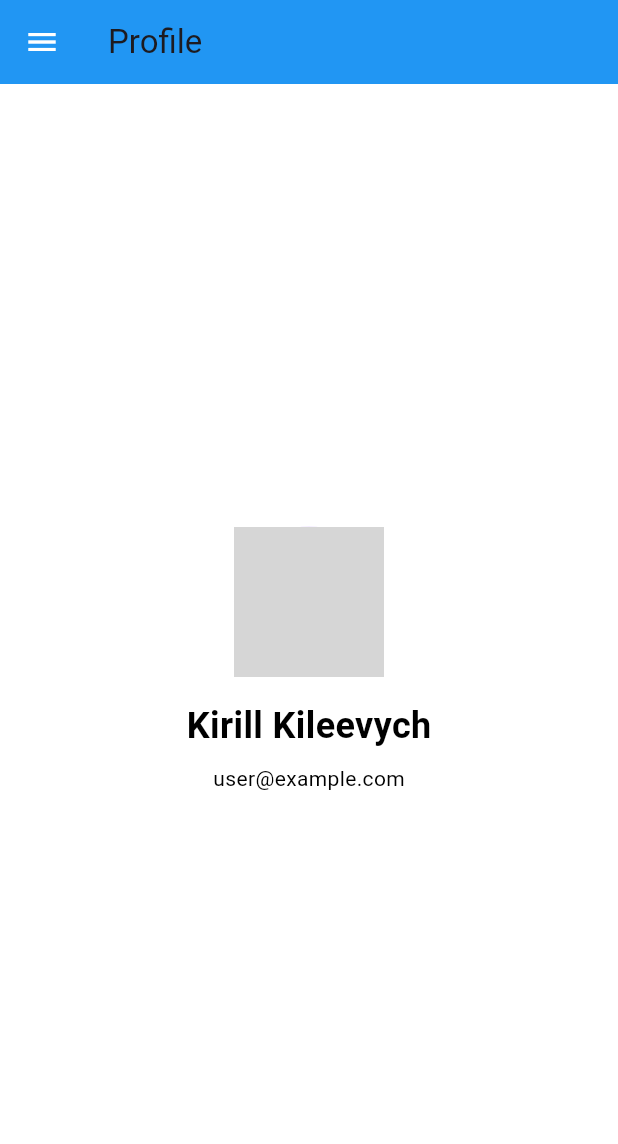
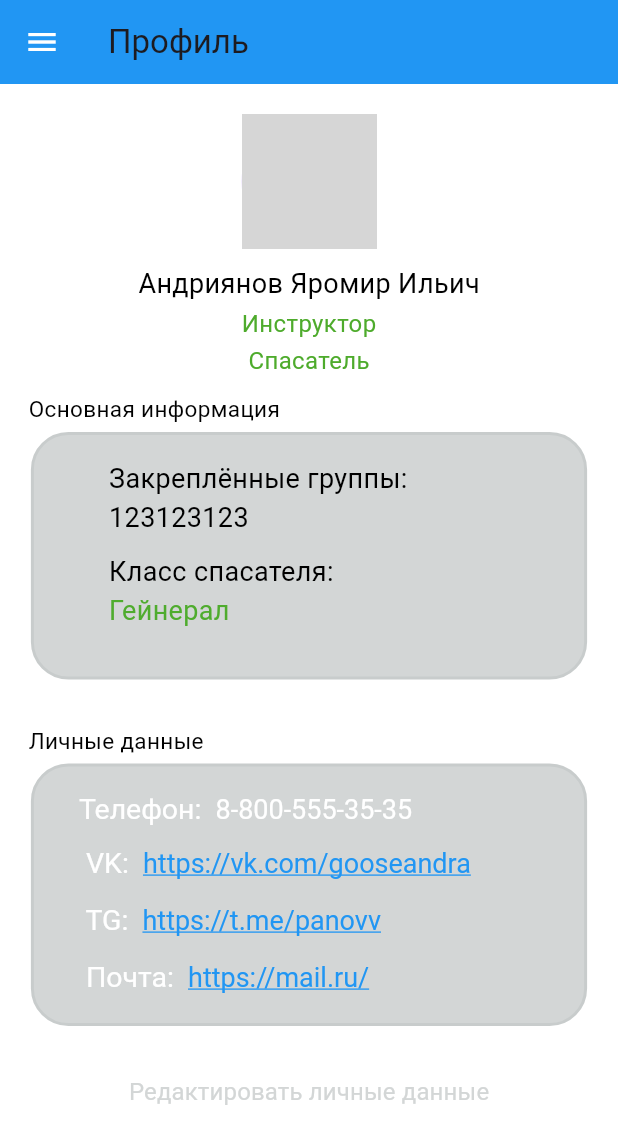
Before and after one commit to nakito-own/Lifeguard-app, a Flutter app: the ProfileScreen screen opened by its route, on a phone screen of 412 x 824 dp. Shown: the top 1144 px of the screen. Run offline on Flutter 3.47's test engine with Material 3 defaults, Android fonts, the phone set to English and light mode, and no system bars; our stand-ins replace shared_preferences; accounts and stored records are empty; network calls fail; grey boxes are pictures that could not be loaded.

Commit message:
pofile_screen.dart -- DONE

```diff
--- a/lib/screens/details_screen.dart
+++ b/lib/screens/details_screen.dart
@@ -3,6 +3,7 @@ import 'package:lifeguard/widgets/custom_button.dart';
 import 'package:lifeguard/widgets/custom_textfield.dart';
 import '../widgets/app_drawer.dart';
 import '../widgets/profile_info_widget.dart';
+import '../widgets/my_info.dart';
 
 class DetailsScreen extends StatelessWidget {
 
@@ -26,6 +27,9 @@ class DetailsScreen extends StatelessWidget {
             Text(arguments['title'], style: TextStyle(fontSize: 24, fontWeight: FontWeight.bold)),
             SizedBox(height: 16),
             Text(arguments['body']),
+            CustomButton(
+              buttonText: 'Добавить мероприятие', onPressed: () {},
+            ),
             CustomTextField(
             text: 'Логин',  onPressed: () {},
             ),
@@ -38,9 +42,11 @@ class DetailsScreen extends StatelessWidget {
             SizedBox(
               height: 10,
             ),
-            ProfileInfoWidget(text1: '123 132312',
-            text2: 'Генерал',
+            ProfileInfoWidget(GroupNumber: '123 132312',
+            Position: 'Генерал',
             ),
+            MyInfo(phone: '8-800-555-35-35', VK_Link: 'https://vk.com/gooseandra',
+                TG_Link: 'https://t.me/panovv', Mail_Link: 'https://e.mail.ru/inbox/')
           ],
         ),
       ),
--- a/lib/screens/pofile_screen.dart
+++ b/lib/screens/pofile_screen.dart
@@ -1,5 +1,11 @@
 import 'package:flutter/material.dart';
 import '../widgets/app_drawer.dart';
+import '../widgets/profile_header_widget.dart';
+import '../widgets/profile_info_widget.dart';
+import '../widgets/my_info.dart';
+import '../widgets/small_text.dart';
+import '../widgets/transparent_button.dart';
+
 
 class ProfileScreen extends StatelessWidget {
 
@@ -11,21 +17,36 @@ class ProfileScreen extends StatelessWidget {
   Widget build(BuildContext context) {
     return Scaffold(
       appBar: AppBar(
-        title: Text('Profile'),
+        title: Text('Профиль'),
       ),
       drawer: AppDrawer(toggleTheme: toggleTheme),
-      body: Center(
+      body: SingleChildScrollView(
         child: Column(
           mainAxisAlignment: MainAxisAlignment.center,
           children: [
+            SizedBox(
+              height: 20,
+            ),
             CircleAvatar(
-              radius: 50,
-              backgroundImage: NetworkImage('https://sun9-50.userapi.com/impg/bTJey_bCc3FwC2gb7pZsOw-0i-dYUONmV6kSow/d5gQSDyGbao.jpg?size=810x1080&quality=95&sign=d229f54c186cd28adcf5377d8cc730d2&type=album'),
+            radius: 45,
+            backgroundImage: NetworkImage('https://sun1-17.userapi.com/s/v1/ig2/5oQd1HwXQjdP9Tmj1Apbc4g7MTfT6LmeMW99acU-htKmjxidJ9t0aldZ7hD-P_9L5ZlLwrzEIMwPre0w6-V1BMg1.jpg?quality=95&crop=1,0,834,834&as=32x32,48x48,72x72,108x108,160x160,240x240,360x360,480x480,540x540,640x640,720x720&ava=1&u=aseTjjK2s91iQeI5LbaqLOf6Kcm40eYRe6SBVTsbT6k&cs=200x200')
+        ),
+            ProfileHeaderWidget(FIO: 'Андриянов Яромир Ильич',
+                Post1: 'Инструктор',
+                Post2: 'Спасатель'),
+            SizedBox(
+              height: 10,
             ),
-            SizedBox(height: 16),
-            Text('Kirill Kileevych', style: TextStyle(fontSize: 24, fontWeight: FontWeight.bold)),
-            SizedBox(height: 8),
-            Text('user@example.com'),
+            SmallText(some_text: 'Основная информация'),
+            ProfileInfoWidget(GroupNumber: '123123123',
+                Position: 'Гейнерал'),
+            SizedBox(
+              height: 10,
+            ),
+            SmallText(some_text: 'Личные данные'),
+            MyInfo(phone: '8-800-555-35-35', VK_Link: 'https://vk.com/gooseandra',
+                TG_Link: 'https://t.me/panovv', Mail_Link: 'https://mail.ru/'),
+            TransparentButton(text: 'Редактировать личные данные')
           ],
         ),
       ),
--- a/lib/widgets/custom_components.dart
+++ b/lib/widgets/custom_components.dart
@@ -1,15 +1,15 @@
 import 'package:flutter/material.dart';
-import 'package:flutter/rendering.dart';
 
 
 class ButtonExit extends StatelessWidget {
 
-
+  const ButtonExit({ Key? key,
+    required this.text }) : super(key: key);
+  final String text;
 
   void Exit() {
     print('Exit');
   }
-
 
   @override
   Widget build(BuildContext context) {
@@ -19,12 +19,12 @@ class ButtonExit extends StatelessWidget {
         children: [
           TextButton(
             style: ButtonStyle(
-              backgroundColor: MaterialStateProperty.all(Colors.transparent),
-              minimumSize: MaterialStateProperty.all(Size(MediaQuery.of(context).size.width * 0.3, MediaQuery.of(context).size.height * 0.05)),
+              backgroundColor: WidgetStateProperty.all(Colors.transparent),
+              minimumSize: WidgetStateProperty.all(Size(MediaQuery.of(context).size.width * 0.3, MediaQuery.of(context).size.height * 0.05)),
             ),
             onPressed: Exit,
 
-            child: Text('Выход', style: TextStyle(fontSize: 17, fontWeight: FontWeight.w400, color: Color(0xffe91e1e), )),
+            child: Text(text, style: TextStyle(fontSize: 17, fontWeight: FontWeight.w400, color: Color(0xffe91e1e), )),
           ),
         ],
       ),
--- /dev/null
+++ b/lib/widgets/my_info.dart
@@ -0,0 +1,116 @@
+import 'package:flutter/gestures.dart';
+import 'package:flutter/material.dart';
+import 'package:url_launcher/url_launcher.dart';
+
+
+class MyInfo extends StatelessWidget {
+  const MyInfo({Key? key,
+    required this.phone,
+    required this.VK_Link,
+    required this.TG_Link,
+    required this.Mail_Link}) : super(key: key);
+  final String phone;
+  final String VK_Link;
+  final String TG_Link;
+  final String Mail_Link;
+
+  LinkToVK() async {
+    final Uri url = Uri.parse(VK_Link);
+    if (!await launchUrl(url)) {
+      throw Exception('Could not launch');
+    }
+  }
+  LinkToTG() async {
+    final Uri url = Uri.parse(TG_Link);
+    if (!await launchUrl(url)) {
+      throw Exception('Could not launch');
+    }
+  }
+  LinkToMail() async {
+    final Uri url = Uri.parse(Mail_Link);
+    if (!await launchUrl(url)) {
+      throw Exception('Could not launch');
+    }
+  }
+
+
+  @override
+  Widget build(BuildContext context) {
+
+    final isDarkTheme = Theme.of(context).brightness == Brightness.dark;
+    final buttonColor = isDarkTheme ? Color(0xff2d2a2a) : Color(0xffd3d6d6);
+    final border_Color = isDarkTheme ? Color(0xff383434) : Color(0xffc8cccc);
+
+    return Container(
+      height: 175,
+      width: MediaQuery.of(context).size.width * 0.9,
+      margin: EdgeInsets.fromLTRB(4,5,4,20),
+      padding: EdgeInsets.symmetric(horizontal: 30, vertical: 12),
+      decoration: BoxDecoration(
+        borderRadius: BorderRadius.circular(25),
+        /* color: Color(0xff2d2a2a),*/
+        color: buttonColor,
+        border: Border.all(
+            color: border_Color,
+              /*color: Color(0xff383434),*/
+            width: 2
+        ),
+      ),
+      child: Column(
+        crossAxisAlignment: CrossAxisAlignment.start,
+        children:  [
+          RichText(
+          text: TextSpan(
+            children: [
+              const  TextSpan(
+                text: 'Телефон:  ',
+                style: TextStyle(fontSize: 19, height: 1.5),
+              ),
+              TextSpan(
+                text:phone,
+                style: TextStyle(fontSize: 18),
+              ),
+              TextSpan(
+                text: '\n VK:  ',
+                style: TextStyle(fontSize: 19, height: 2),
+              ),
+              TextSpan(
+                text: VK_Link,
+                style: const TextStyle(color: Colors.blue, fontSize: 18,
+                  decoration: TextDecoration.underline,
+                ),
+                recognizer: TapGestureRecognizer()
+                  ..onTap =LinkToVK,
+              ),
+              TextSpan(
+                text: '\n TG:  ',
+                style: TextStyle(fontSize: 19, height: 2),
+              ),
+              TextSpan(
+                text: TG_Link,
+                style: const TextStyle(color: Colors.blue, fontSize: 18,
+                  decoration: TextDecoration.underline,
+                ),
+                recognizer: TapGestureRecognizer()
+                  ..onTap =LinkToTG,
+              ),
+              TextSpan(
+                text: '\n Почта:  ',
+                style: TextStyle(fontSize: 19, height: 2),
+              ),
+              TextSpan(
+                  text: Mail_Link,
+                  style: const TextStyle(color: Colors.blue, fontSize: 18,
+                    decoration: TextDecoration.underline,
+                  ),
+                  recognizer: TapGestureRecognizer()
+                    ..onTap = LinkToMail,
+              ),
+            ]
+    ),
+      ),
+        ],
+      ),
+    );
+  }
+}
--- a/lib/widgets/profile_header_widget.dart
+++ b/lib/widgets/profile_header_widget.dart
@@ -3,46 +3,40 @@ import 'package:flutter/material.dart';
 
 class ProfileHeaderWidget extends StatelessWidget {
   const ProfileHeaderWidget({Key? key,
-    required this.text1,
-    required this.text2,
-    required this.text3}) : super(key: key);
-  final String text1;
-  final String text2;
-  final String text3;
+    required this.FIO,
+    required this.Post1,
+    required this.Post2}) : super(key: key);
+  final String FIO;
+  final String Post1;
+  final String Post2;
 
 
   @override
   Widget build(BuildContext context) {
-    final isDarkTheme = Theme
-        .of(context)
-        .brightness == Brightness.dark;
-    final buttonColor = isDarkTheme ? Color(0xff2d2a2a) : Color(0xffd3d6d6);
+
+
 
 
     return Center(
       child: Column(
         crossAxisAlignment: CrossAxisAlignment.center,
         children: [
-          CircleAvatar(
-              radius: 55,
-              backgroundImage: NetworkImage('https://sun1-17.userapi.com/s/v1/ig2/5oQd1HwXQjdP9Tmj1Apbc4g7MTfT6LmeMW99acU-htKmjxidJ9t0aldZ7hD-P_9L5ZlLwrzEIMwPre0w6-V1BMg1.jpg?quality=95&crop=1,0,834,834&as=32x32,48x48,72x72,108x108,160x160,240x240,360x360,480x480,540x540,640x640,720x720&ava=1&u=aseTjjK2s91iQeI5LbaqLOf6Kcm40eYRe6SBVTsbT6k&cs=200x200')
-          ),
           SizedBox(
             height: 10,
           ),
           Text (
-            text1,
+            FIO,
             style: TextStyle(
-              fontSize: 20,
+              fontSize: 18,
             ),
           ),
           SizedBox(
             height: 2,
           ),
           Text (
-            text2,
+            Post1,
             style:  TextStyle(
-              fontSize: 18,
+              fontSize: 16,
               color: Color(0xff4eab2c),
             ),
           ),
@@ -50,9 +44,9 @@ class ProfileHeaderWidget extends StatelessWidget {
             height: 2,
           ),
           Text(
-            text3,
+            Post2,
             style: TextStyle(
-              fontSize: 18,
+              fontSize: 16,
               color: Color(0xff4eab2c),
             ),
           )
--- a/lib/widgets/profile_info_widget.dart
+++ b/lib/widgets/profile_info_widget.dart
@@ -5,10 +5,10 @@ import 'package:flutter/material.dart';
 
 class ProfileInfoWidget extends StatelessWidget {
   const ProfileInfoWidget({Key? key,
-    required this.text1,
-    required this.text2,}) : super(key: key);
-  final String text1;
-  final String text2;
+    required this.GroupNumber,
+    required this.Position,}) : super(key: key);
+  final String GroupNumber;
+  final String Position;
 
 
 
@@ -17,19 +17,20 @@ class ProfileInfoWidget extends StatelessWidget {
 
     final isDarkTheme = Theme.of(context).brightness == Brightness.dark;
     final buttonColor = isDarkTheme ? Color(0xff2d2a2a) : Color(0xffd3d6d6);
+    final border_Color = isDarkTheme ? Color(0xff383434) : Color(0xffc8cccc);
 
 
     return Container(
-      height: 150,
+      height: 165,
       width: MediaQuery.of(context).size.width * 0.9,
-      margin: EdgeInsets.symmetric(horizontal: 50, vertical: 10),
-      padding: EdgeInsets.symmetric(horizontal: 50, vertical: 10),
+      margin: EdgeInsets.fromLTRB(4,5,4,20),
+      padding: EdgeInsets.symmetric(horizontal: 50, vertical: 16),
       decoration: BoxDecoration(
         borderRadius: BorderRadius.circular(25),
        /* color: Color(0xff2d2a2a),*/
         color: buttonColor,
         border: Border.all(
-          color: buttonColor,
+          color: border_Color,
           /*  color: Color(0xff383434), */
             width: 2
         ),
@@ -44,13 +45,13 @@ class ProfileInfoWidget extends StatelessWidget {
           ),
         ),
         Text(
-        text1,
+        GroupNumber,
         style: TextStyle(
           fontSize: 18,
         ),
       ),
         SizedBox(
-          height: 20,
+          height: 10,
         ),
         Text (
           'Класс спасателя:',
@@ -59,7 +60,7 @@ class ProfileInfoWidget extends StatelessWidget {
           ),
         ),
         Text (
-          text2,
+          Position,
           style: TextStyle(
             fontSize: 18,
             color: Color(0xff4fac2e),
--- /dev/null
+++ b/lib/widgets/small_text.dart
@@ -0,0 +1,28 @@
+import 'package:flutter/material.dart';
+
+class SmallText extends StatelessWidget {
+  const SmallText({Key? key,
+    required this.some_text,}) : super(key: key);
+  final String some_text;
+
+
+  @override
+  Widget build(BuildContext context) {
+    final isDarkTheme = Theme.of(context).brightness == Brightness.dark;
+    final textColor = isDarkTheme ? Colors.grey : Colors.black;
+
+
+
+    return Container(
+      margin: EdgeInsets.fromLTRB(19, 0, 0, 0),
+      alignment: Alignment.bottomLeft,
+      child: Text(
+        some_text,
+        style: TextStyle(
+          fontSize: 15,
+          color: textColor,
+        ),
+      ),
+    );
+  }
+}
--- /dev/null
+++ b/lib/widgets/transparent_button.dart
@@ -0,0 +1,32 @@
+import 'package:flutter/material.dart';
+
+class TransparentButton extends StatelessWidget {
+
+  const TransparentButton({ Key? key,
+    required this.text }) : super(key: key);
+  final String text;
+
+  void editing() {
+    print('Скоро что-то будет');
+  }
+
+  @override
+  Widget build(BuildContext context) {
+
+    final isDarkTheme = Theme.of(context).brightness == Brightness.dark;
+    final buttonColor = isDarkTheme ? Color(0xff2d2a2a) : Color(0xffd3d6d6);
+
+    return Center(
+      child: TextButton(
+        style: ButtonStyle(
+          backgroundColor: WidgetStateProperty.all(Colors.transparent),
+          minimumSize: WidgetStateProperty.all(Size(MediaQuery.of(context).size.width * 1, MediaQuery.of(context).size.height * 0.05)),
+
+        ),
+        onPressed: editing,
+        child: Text(text, style: TextStyle(fontSize: 16, fontWeight: FontWeight.w400, color: buttonColor, )),
+      ),
+
+    );
+  }
+}
--- a/pubspec.yaml
+++ b/pubspec.yaml
@@ -17,6 +17,7 @@ dev_dependencies:
   flutter_test:
     sdk: flutter
   shared_preferences: ^2.0.15
+  url_launcher: ^6.1.11
 
 flutter:
   uses-material-design: true
```
Also changed, not shown: pubspec.lock.
